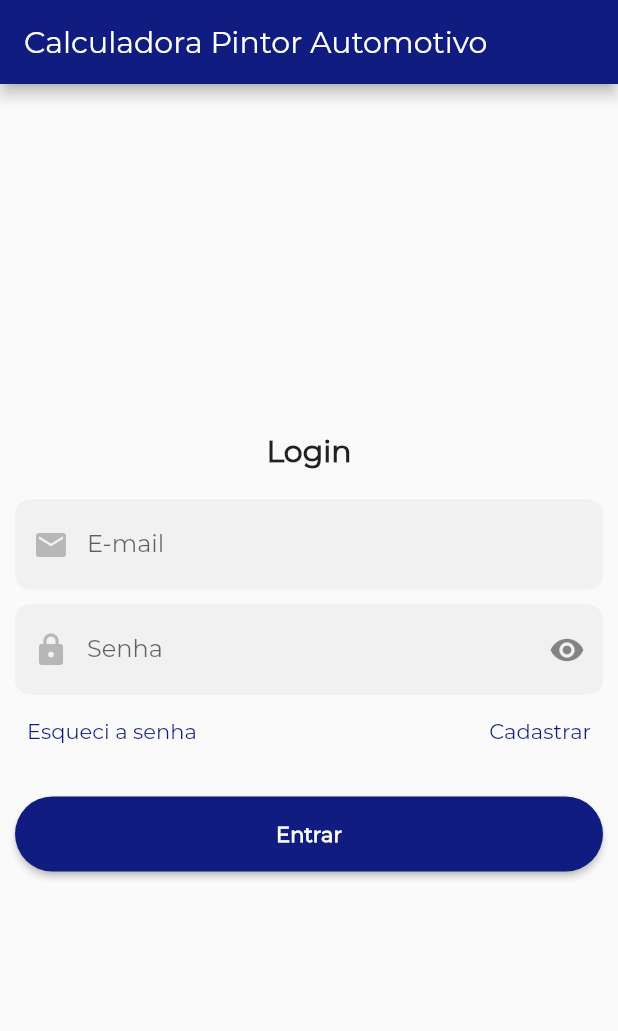
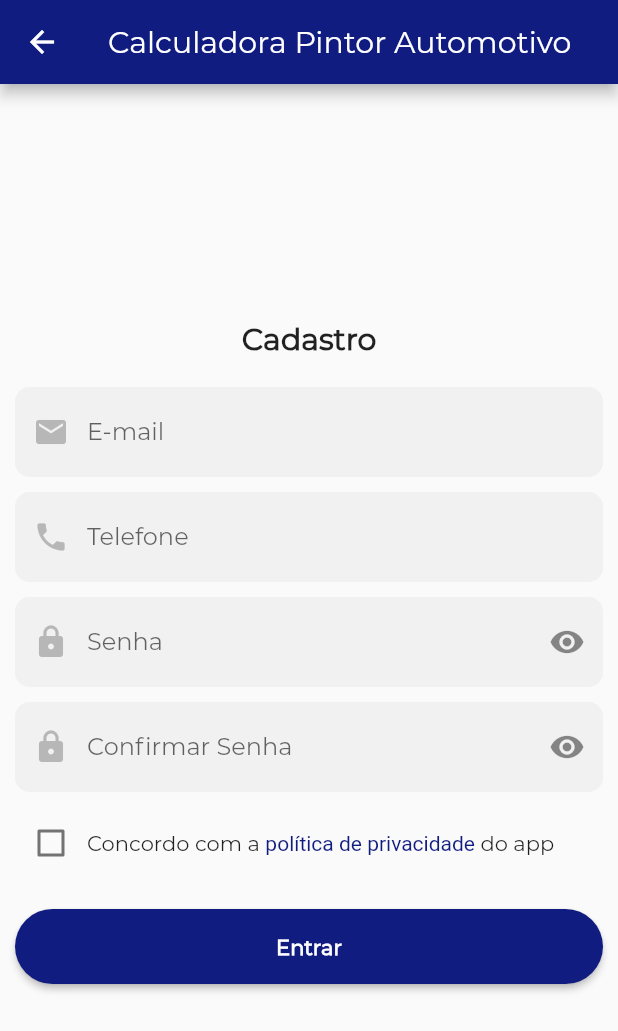
Before and after one commit to carlos-cnds/calculadora_pintor_outomotivo, a Flutter app: the screen it shows after launch, after a tap on "Cadastrar", on a phone screen of 412 x 824 dp. Shown: the top 1031 px of the screen. Run offline on Flutter 3.47's test engine with Material 2 defaults, Android fonts, the phone set to English and light mode, and no system bars; our stand-ins replace get, hive, hive_flutter, mask_text_input_formatter; accounts and stored records are empty.

Commit message:
terminando layout de cadastro step 1

```diff
--- a/lib/main.dart
+++ b/lib/main.dart
@@ -3,6 +3,7 @@
 import 'package:calculadora_pintor_automotivo/modules/formula/formula_screen.dart';
 import 'package:calculadora_pintor_automotivo/modules/home/home_screen.dart';
 import 'package:calculadora_pintor_automotivo/modules/login/login_screen.dart';
+import 'package:calculadora_pintor_automotivo/modules/register/register_step1/register_screen.dart';
 import 'package:calculadora_pintor_automotivo/modules/splash/splash_screen_page.dart';
 import 'package:calculadora_pintor_automotivo/shared/constants.dart';
 import 'package:flutter/material.dart';
@@ -49,6 +50,7 @@
       getPages: [
         GetPage(name: ROUTE_HOME, page: () => const HomeScreen()),
         GetPage(name: ROUTE_LOGIN, page: () => const LoginScreen()),
+        GetPage(name: ROUTE_REGISTER, page: () => const RegisterScreen()),
         GetPage(name: ROUTE_SPLASH, page: () => SplashScreenPage()),
         GetPage(
             name: ROUTE_FORMULA,
--- a/lib/modules/login/login_screen.dart
+++ b/lib/modules/login/login_screen.dart
@@ -8,11 +8,11 @@
 
   @override
   Widget build(BuildContext context) {
-    Color primaryColor = Theme.of(context).primaryColor;
     LoginController controller = Get.put(LoginController());
     return Scaffold(
       appBar: AppBar(
         title: Text("Calculadora Pintor Automotivo"),
+        centerTitle: true,
       ),
       body: Column(
         mainAxisAlignment: MainAxisAlignment.center,
@@ -42,7 +42,6 @@
                 ),
                 Obx(() {
                   return TextField(
-                      keyboardType: TextInputType.emailAddress,
                       obscureText: !controller.passVisible.value,
                       decoration: InputDecoration(
                           label: Text("Senha"),
@@ -69,7 +68,7 @@
                     ),
                     TextButton(
                       child: Text("Cadastrar"),
-                      onPressed: () {},
+                      onPressed: () => Get.toNamed(ROUTE_REGISTER),
                     )
                   ],
                 ),
--- /dev/null
+++ b/lib/modules/register/register_step1/register_controller.dart
@@ -0,0 +1,7 @@
+import 'package:get/get.dart';
+
+class RegisterController extends GetxController {
+  var passVisible = false.obs;
+  var confirmPassVisible = false.obs;
+  var checkPolitics = false.obs;
+}
--- /dev/null
+++ b/lib/modules/register/register_step1/register_screen.dart
@@ -0,0 +1,151 @@
+import 'package:calculadora_pintor_automotivo/modules/register/register_step1/register_controller.dart';
+import 'package:calculadora_pintor_automotivo/shared/constants.dart';
+import 'package:flutter/gestures.dart';
+import 'package:flutter/material.dart';
+import 'package:get/get.dart';
+
+class RegisterScreen extends StatelessWidget {
+  const RegisterScreen({Key? key}) : super(key: key);
+
+  @override
+  Widget build(BuildContext context) {
+    RegisterController controller = Get.put(RegisterController());
+    return Scaffold(
+      appBar: AppBar(
+        title: Text("Calculadora Pintor Automotivo"),
+        centerTitle: true,
+      ),
+      body: Column(
+        mainAxisAlignment: MainAxisAlignment.center,
+        crossAxisAlignment: CrossAxisAlignment.center,
+        children: [
+          Text(
+            "Cadastro",
+            style: TextStyle(fontSize: 20, fontWeight: FontWeight.w600),
+          ),
+          SizedBox(
+            height: 10,
+          ),
+          Padding(
+            padding: EdgeInsets.all(10),
+            child: Column(
+              children: [
+                TextField(
+                    keyboardType: TextInputType.emailAddress,
+                    decoration: InputDecoration(
+                        label: Text("E-mail"),
+                        prefixIcon: Icon(
+                          Icons.mail,
+                          color: ICON_COLOR,
+                        ))),
+                SizedBox(
+                  height: 10,
+                ),
+                TextField(
+                    keyboardType: TextInputType.emailAddress,
+                    decoration: InputDecoration(
+                        label: Text("Telefone"),
+                        prefixIcon: Icon(
+                          Icons.phone,
+                          color: ICON_COLOR,
+                        ))),
+                SizedBox(
+                  height: 10,
+                ),
+                Obx(() {
+                  return TextField(
+                      obscureText: !controller.passVisible.value,
+                      decoration: InputDecoration(
+                          label: Text("Senha"),
+                          suffixIcon: IconButton(
+                            icon: Icon(!controller.passVisible.value
+                                ? Icons.visibility
+                                : Icons.visibility_off),
+                            onPressed: () {
+                              controller.passVisible.value =
+                                  !controller.passVisible.value;
+                            },
+                          ),
+                          prefixIcon: Icon(
+                            Icons.lock,
+                            color: ICON_COLOR,
+                          )));
+                }),
+                SizedBox(
+                  height: 10,
+                ),
+                Obx(() {
+                  return TextField(
+                      obscureText: !controller.confirmPassVisible.value,
+                      decoration: InputDecoration(
+                          label: Text("Confirmar Senha"),
+                          suffixIcon: IconButton(
+                            icon: Icon(!controller.confirmPassVisible.value
+                                ? Icons.visibility
+                                : Icons.visibility_off),
+                            onPressed: () {
+                              controller.confirmPassVisible.value =
+                                  !controller.confirmPassVisible.value;
+                            },
+                          ),
+                          prefixIcon: Icon(
+                            Icons.lock,
+                            color: ICON_COLOR,
+                          )));
+                }),
+                SizedBox(
+                  height: 10,
+                ),
+                Row(
+                  mainAxisAlignment: MainAxisAlignment.start,
+                  children: [
+                    Obx(() {
+                      return Checkbox(
+                          value: controller.checkPolitics.value,
+                          onChanged: (value) {
+                            controller.checkPolitics.value = value!;
+                          });
+                    }),
+                    Expanded(
+                        child: RichText(
+                      text: TextSpan(
+                          style: TextStyle(
+                              color: Colors.black87, fontFamily: 'Montserrat'),
+                          children: [
+                            TextSpan(text: "Concordo com a "),
+                            TextSpan(
+                                recognizer: TapGestureRecognizer()
+                                  ..onTap = () {},
+                                text: "política de privacidade",
+                                style: TextStyle(
+                                    color: Theme.of(context).primaryColor)),
+                            TextSpan(text: " do app"),
+                          ]),
+                    ))
+                  ],
+                ),
+                SizedBox(
+                  height: 20,
+                ),
+                SizedBox(
+                  height: 50,
+                  width: double.infinity,
+                  child: ElevatedButton(
+                      style: ElevatedButton.styleFrom(
+                          shape: RoundedRectangleBorder(
+                        borderRadius: BorderRadius.circular(100),
+                      )),
+                      onPressed: () {},
+                      child: Text(
+                        "Entrar",
+                        style: TextStyle(fontWeight: FontWeight.w600),
+                      )),
+                )
+              ],
+            ),
+          )
+        ],
+      ),
+    );
+  }
+}
--- a/lib/shared/constants.dart
+++ b/lib/shared/constants.dart
@@ -22,6 +22,8 @@
 const String ROUTE_HOME = '/home';
 const String ROUTE_FORMULA = '/formula';
 const String ROUTE_SPLASH = '/splah';
+const String ROUTE_REGISTER = '/register';
+const String ROUTE_RGISTER_CODE = '/register_code';
 
 List<Map<String, dynamic>> products = [
   {
```
